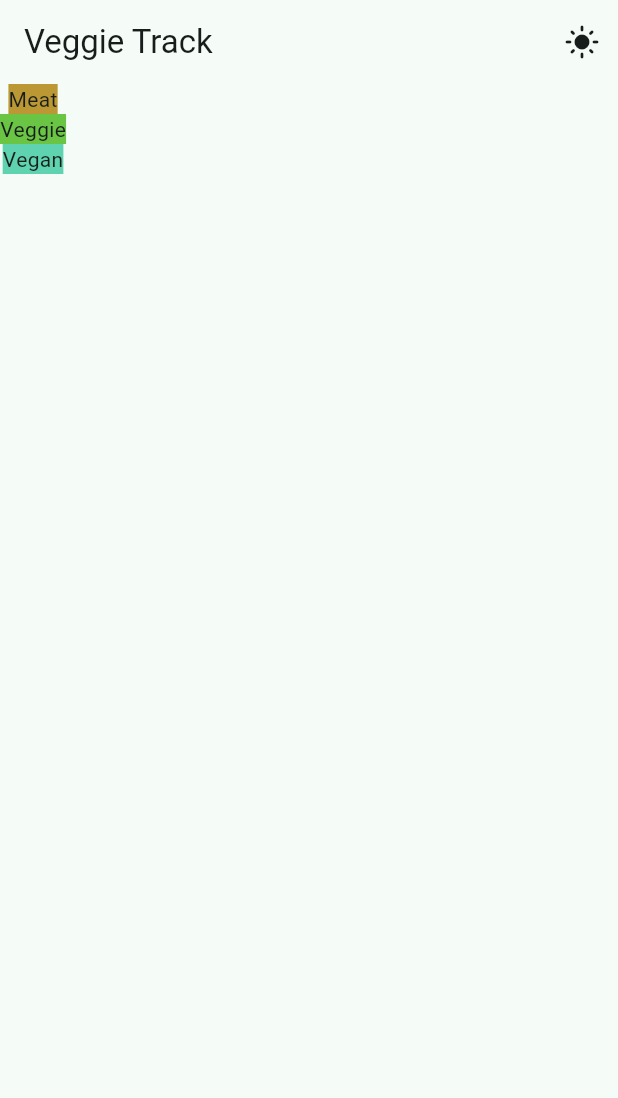
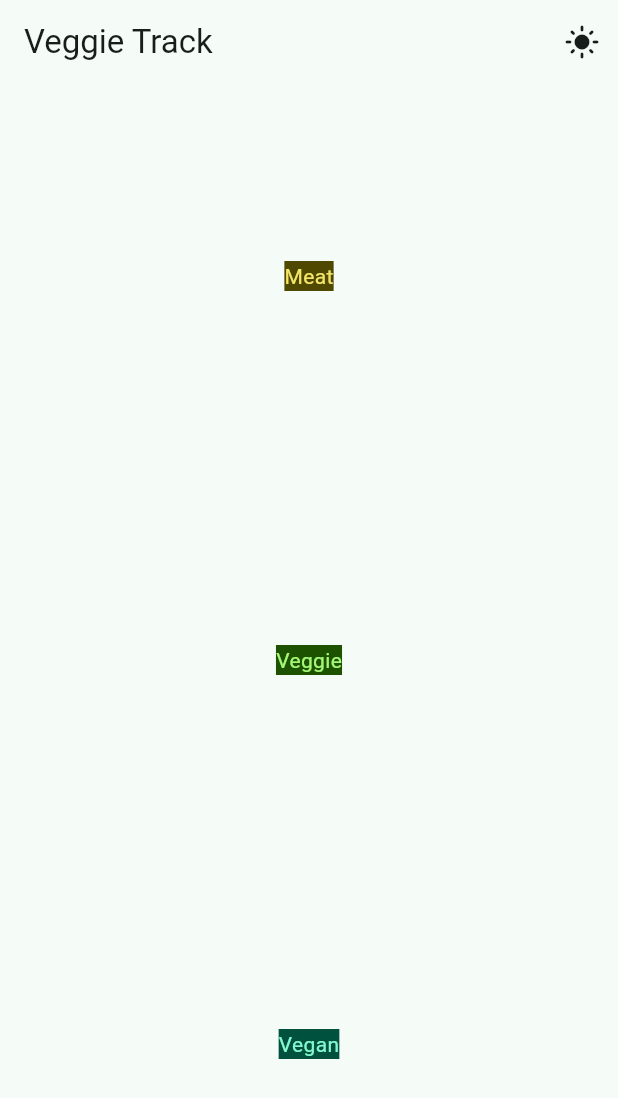
Before and after one commit to cs3991/veggie_track, a Flutter app: the screen it shows after launch, after a tap on the "dark mode" icon, on a phone screen of 412 x 824 dp. Shown: the top 1098 px of the screen. Run offline on Flutter 3.47's test engine with Material 2 defaults, Android fonts, the phone set to English and light mode, and no system bars; drawn by our look-alikes of dynamic_color; our stand-ins replace flutter_bloc, hydrated_bloc.

Commit message:
improve custom colors by adding variations and text colors

```diff
--- /dev/null
+++ b/lib/calendar/ui/calendar_body.dart
@@ -0,0 +1,49 @@
+import 'package:flutter/material.dart';
+import 'package:veggie_track/theme/custom_colors.dart';
+
+class CalendarBody extends StatelessWidget {
+  const CalendarBody({
+    Key? key,
+  }) : super(key: key);
+
+  @override
+  Widget build(BuildContext context) {
+    return Center(
+      child: Column(
+        mainAxisAlignment: MainAxisAlignment.spaceAround,
+        crossAxisAlignment: CrossAxisAlignment.center,
+        children: [
+          ColoredBox(
+              color: Theme.of(context).extension<CustomColors>()!.meatContainer,
+              child: Text(
+                'Meat',
+                style: Theme.of(context).textTheme.bodyMedium!.copyWith(
+                    color: Theme.of(context)
+                        .extension<CustomColors>()!
+                        .onMeatContainer),
+              )),
+          ColoredBox(
+              color:
+                  Theme.of(context).extension<CustomColors>()!.veggieContainer,
+              child: Text(
+                'Veggie',
+                style: Theme.of(context).textTheme.bodyMedium!.copyWith(
+                    color: Theme.of(context)
+                        .extension<CustomColors>()!
+                        .onVeggieContainer),
+              )),
+          ColoredBox(
+              color:
+                  Theme.of(context).extension<CustomColors>()!.veganContainer,
+              child: Text(
+                'Vegan',
+                style: Theme.of(context).textTheme.bodyMedium!.copyWith(
+                    color: Theme.of(context)
+                        .extension<CustomColors>()!
+                        .onVeganContainer),
+              )),
+        ],
+      ),
+    );
+  }
+}
--- a/lib/calendar/ui/calendar_page.dart
+++ b/lib/calendar/ui/calendar_page.dart
@@ -1,6 +1,7 @@
 import 'package:flutter/material.dart';
-import 'package:veggie_track/theme/custom_colors.dart';
 import 'package:veggie_track/theme/ui/theme_chooser.dart';
+
+import 'calendar_body.dart';
 
 class CalendarPage extends StatelessWidget {
   @override
@@ -13,22 +14,7 @@ class CalendarPage extends StatelessWidget {
           ThemeSwitcherIcon(),
         ],
       ),
-      body: Column(
-        children: [
-          ColoredBox(
-            color: Theme.of(context).extension<CustomColors>()!.meatColor,
-            child: const Text('Meat'),
-          ),
-          ColoredBox(
-            color: Theme.of(context).extension<CustomColors>()!.veggieColor,
-            child: const Text('Veggie'),
-          ),
-          ColoredBox(
-            color: Theme.of(context).extension<CustomColors>()!.veganColor,
-            child: const Text('Vegan'),
-          ),
-        ],
-      ),
+      body: CalendarBody(),
     );
   }
 }
--- a/lib/main.dart
+++ b/lib/main.dart
@@ -44,13 +44,6 @@ class App extends StatelessWidget {
             colorScheme: ColorScheme.fromSeed(
               seedColor: const Color(0xFF006c51),
             ),
-            extensions: [
-              CustomColors(
-                veganColor: const Color(0xff5fd3b0),
-                veggieColor: const Color(0xff6bc544),
-                meatColor: const Color(0xffbc9834),
-              )
-            ],
           );
           return DynamicColorBuilder(
               builder: (lightDynamicColorScheme, darkDynamicColorScheme) =>
@@ -60,10 +53,12 @@ class App extends StatelessWidget {
                     theme: defaultTheme.copyWith(
                       colorScheme: lightDynamicColorScheme,
                       // brightness: Brightness.light,
+                      extensions: [lightCustomColors],
                     ),
                     darkTheme: defaultTheme.copyWith(
                       colorScheme: darkDynamicColorScheme,
                       brightness: Brightness.dark,
+                      extensions: [darkCustomColors],
                     ),
                     themeMode: brightness == Brightness.dark
                         ? ThemeMode.dark
--- a/lib/theme/custom_colors.dart
+++ b/lib/theme/custom_colors.dart
@@ -1,22 +1,51 @@
 import 'package:flutter/material.dart';
 
 class CustomColors extends ThemeExtension<CustomColors> {
-  CustomColors({
-    required this.meatColor,
-    required this.veggieColor,
-    required this.veganColor,
+  const CustomColors({
+    required this.onMeat,
+    required this.meatContainer,
+    required this.onMeatContainer,
+    required this.onVeggie,
+    required this.veggieContainer,
+    required this.onVeggieContainer,
+    required this.onVegan,
+    required this.veganContainer,
+    required this.onVeganContainer,
+    required this.meat,
+    required this.veggie,
+    required this.vegan,
   });
 
-  final Color meatColor;
-  final Color veggieColor;
-  final Color veganColor;
+  final Color meat;
+  final Color onMeat;
+  final Color meatContainer;
+  final Color onMeatContainer;
+
+  final Color veggie;
+  final Color onVeggie;
+  final Color veggieContainer;
+  final Color onVeggieContainer;
+
+  final Color vegan;
+  final Color onVegan;
+  final Color veganContainer;
+  final Color onVeganContainer;
 
   @override
   ThemeExtension<CustomColors> copyWith() {
     return CustomColors(
-      meatColor: meatColor,
-      veggieColor: veggieColor,
-      veganColor: veganColor,
+      meat: meat,
+      onMeat: onMeat,
+      meatContainer: meatContainer,
+      onMeatContainer: onMeatContainer,
+      veggie: veggie,
+      onVeggie: onVeggie,
+      veggieContainer: veggieContainer,
+      onVeggieContainer: onVeggieContainer,
+      vegan: vegan,
+      onVegan: onVegan,
+      veganContainer: veganContainer,
+      onVeganContainer: onVeganContainer,
     );
   }
 
@@ -27,9 +56,56 @@ class CustomColors extends ThemeExtension<CustomColors> {
       return this;
     }
     return CustomColors(
-      meatColor: Color.lerp(meatColor, other.meatColor, t) ?? meatColor,
-      veggieColor: Color.lerp(veggieColor, other.veggieColor, t) ?? veggieColor,
-      veganColor: Color.lerp(veganColor, other.veganColor, t) ?? veganColor,
+      meat: Color.lerp(meat, other.meat, t) ?? meat,
+      onMeat: Color.lerp(onMeat, other.onMeat, t) ?? onMeat,
+      meatContainer:
+          Color.lerp(meatContainer, other.meatContainer, t) ?? meatContainer,
+      onMeatContainer: Color.lerp(onMeatContainer, other.onMeatContainer, t) ??
+          onMeatContainer,
+      veggie: Color.lerp(veggie, other.veggie, t) ?? veggie,
+      onVeggie: Color.lerp(onVeggie, other.onVeggie, t) ?? onVeggie,
+      veggieContainer: Color.lerp(veggieContainer, other.veggieContainer, t) ??
+          veggieContainer,
+      onVeggieContainer:
+          Color.lerp(onVeggieContainer, other.onVeggieContainer, t) ??
+              onVeggieContainer,
+      vegan: Color.lerp(vegan, other.vegan, t) ?? vegan,
+      onVegan: Color.lerp(onVegan, other.onVegan, t) ?? onVegan,
+      veganContainer:
+          Color.lerp(veganContainer, other.veganContainer, t) ?? veganContainer,
+      onVeganContainer:
+          Color.lerp(onVeganContainer, other.onVeganContainer, t) ??
+              onVeganContainer,
     );
   }
 }
+
+CustomColors lightCustomColors = const CustomColors(
+  meat: Color(0xFF686000),
+  onMeat: Color(0xFFFFFFFF),
+  meatContainer: Color(0xFFF4E569),
+  onMeatContainer: Color(0xFF1F1C00),
+  veggie: Color(0xFF296C00),
+  onVeggie: Color(0xFFFFFFFF),
+  veggieContainer: Color(0xFFA4F878),
+  onVeggieContainer: Color(0xFF072100),
+  vegan: Color(0xFF006C52),
+  onVegan: Color(0xFFFFFFFF),
+  veganContainer: Color(0xFF83F8CE),
+  onVeganContainer: Color(0xFF002117),
+);
+
+CustomColors darkCustomColors = const CustomColors(
+  meat: Color(0xFFD7C950),
+  onMeat: Color(0xFF363100),
+  meatContainer: Color(0xFF4F4800),
+  onMeatContainer: Color(0xFFF4E569),
+  veggie: Color(0xFF89DB5F),
+  onVeggie: Color(0xFF123800),
+  veggieContainer: Color(0xFF1D5200),
+  onVeggieContainer: Color(0xFFA4F878),
+  vegan: Color(0xFF65DBB3),
+  onVegan: Color(0xFF003829),
+  veganContainer: Color(0xFF00513D),
+  onVeganContainer: Color(0xFF83F8CE),
+);
```
